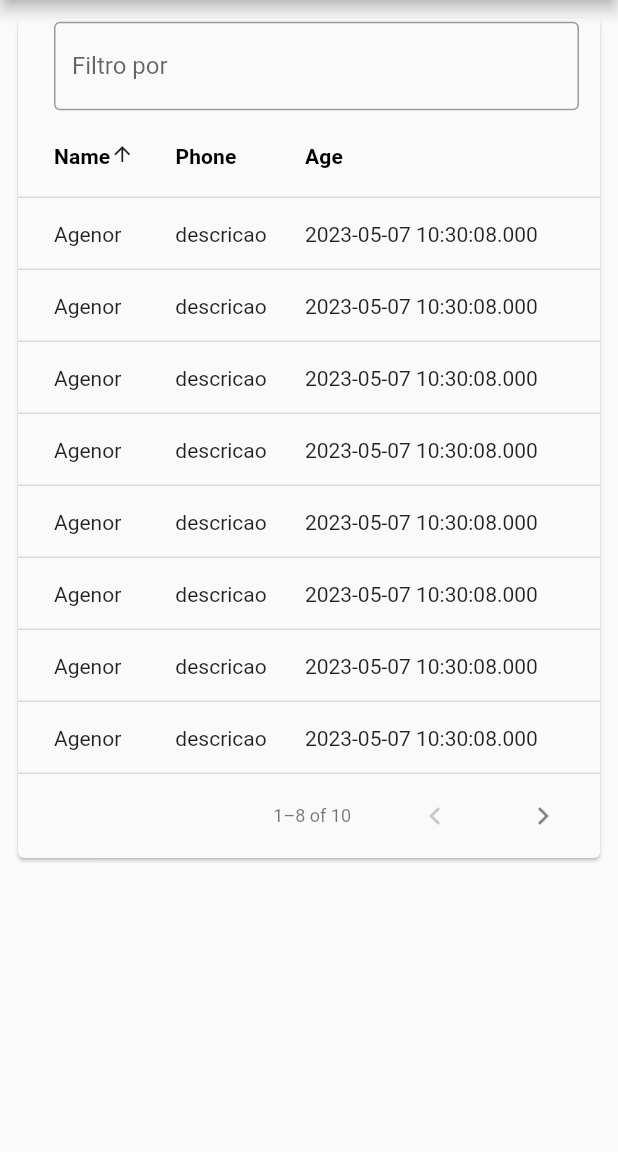
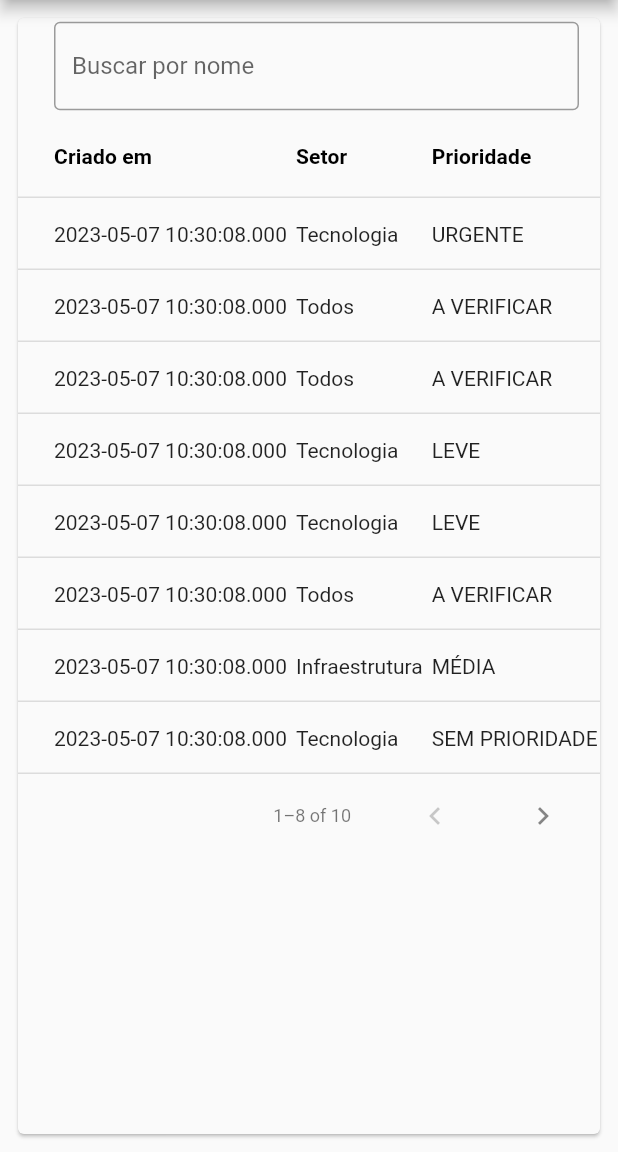
Before and after one commit to egaddini/ftchamados, a Flutter app: the CallDashboardScreen screen opened by its route, on a phone screen of 412 x 824 dp, the part 84-1236 px from its top. Run offline on Flutter 3.47's test engine with Material 2 defaults, Android fonts, the phone set to English and light mode, and no system bars; our stand-ins replace dio, flutter_typeahead, get, shared_preferences; missing offline and left inert: validatorless; accounts and stored records are empty.

Commit message:
ajustes na call dashboard

```diff
--- /dev/null
+++ b/lib/app/features/pages/call/components/row_source.dart
@@ -0,0 +1,41 @@
+part of call_dashboard;
+
+class RowSource extends DataTableSource {
+  var myData;
+  final count;
+
+
+  RowSource({
+    required this.myData,
+    required this.count,
+  });
+
+  @override
+  DataRow? getRow(int index) {
+    return (index < rowCount) ? recentFileDataRow(myData![index]) : null;
+  }
+
+  @override
+  bool get isRowCountApproximate => false;
+
+  @override
+  int get rowCount => count;
+
+  @override
+  int get selectedRowCount => 0;
+}
+
+DataRow recentFileDataRow(Call data) {
+  return DataRow(
+    onSelectChanged: (value) => print('object'),
+    cells: [
+      DataCell(Text(data.dataCriacao.toString())),
+      DataCell(Text(data.callType.setor.toString())),
+      DataCell(Text(data.callType.prioridade.toString())),
+      DataCell(Text(data.usuario)),
+      DataCell(Text(data.status.toString())),
+      DataCell(Text(data.dataUltAtualizacao.toString())),
+    ],
+  );
+
+}
--- a/lib/app/features/pages/call/screen/call_dashboard_screen.dart
+++ b/lib/app/features/pages/call/screen/call_dashboard_screen.dart
@@ -1,7 +1,12 @@
+library call_dashboard;
+
 import 'package:chamados/app/constans/pallete.dart';
 import 'package:chamados/app/models/call.dart';
 import 'package:chamados/app/utils/services/user_service.dart';
 import 'package:flutter/material.dart';
+
+part '../components/row_source.dart';
+
 
 class CallDashboardScreen extends StatefulWidget {
   const CallDashboardScreen({super.key});
@@ -19,9 +24,9 @@ class _CallDashboardScreenState extends State<CallDashboardScreen> {
   onsortColum(int columnIndex, bool ascending) {
     if (columnIndex == 0) {
       if (ascending) {
-        filterData!.sort((a, b) => a.usuario!.compareTo(b.usuario!));
+        filterData!.sort((a, b) => a.usuario.compareTo(b.usuario));
       } else {
-        filterData!.sort((a, b) => b.usuario!.compareTo(a.usuario!));
+        filterData!.sort((a, b) => b.usuario.compareTo(a.usuario));
       }
     }
   }
@@ -47,20 +52,17 @@ class _CallDashboardScreenState extends State<CallDashboardScreen> {
             color: Theme.of(context).canvasColor,
             borderRadius: const BorderRadius.all(Radius.circular(10)),
           ),
-          child: Column(
-
-            children: [
-              SizedBox(
+          child: SizedBox(
             width: double.infinity,
             child: Theme(
-                    data: ThemeData.light().copyWith(cardColor: Theme.of(context).canvasColor),
+              data: ThemeData.light().copyWith(cardColor: Theme.of(context).canvasColor, ),
               child: PaginatedDataTable(
                 sortColumnIndex: 0,
                 sortAscending: sort,
                 header: TextField(
                   controller: controller,
                   decoration: const InputDecoration(
-                          hintText: 'Filtro por',
+                    hintText: 'Buscar por nome',
                     labelStyle: TextStyle(
                       color: Pallete.backgroundColor,
                     ),
@@ -71,10 +73,9 @@ class _CallDashboardScreenState extends State<CallDashboardScreen> {
                       ),
                     ),
                   ),
-
                   onChanged: (value) {
                     setState(() {
-                            myData = filterData!.where((element) => element.usuario!.contains(value)).toList();
+                      myData = filterData!.where((element) => element.usuario.contains(value)).toList();
                     });
                   },
                 ),
@@ -85,81 +86,62 @@ class _CallDashboardScreenState extends State<CallDashboardScreen> {
 
                 checkboxHorizontalMargin: 10,
                 rowsPerPage: 8,
-                      columnSpacing: 8,
+                columnSpacing: 6,
                 showCheckboxColumn: false,
                 columns: [
+                  const DataColumn(
+                    label: Text(
+                      "Criado em",
+                      style: TextStyle(
+                          fontWeight: FontWeight.w600, fontSize: 14),
+                    ),
+                  ),
                   DataColumn(
                     label: const Text(
-                              "Name",
+                      "Setor",
                       style: TextStyle(
-                                  fontWeight: FontWeight.w600, fontSize: 14),
+                          fontWeight: FontWeight.w600, fontSize: 14
+                      ),
                     ),
                     onSort: (columnIndex, ascending) {
                       setState(() {
                         sort = !sort;
                       });
-
                       onsortColum(columnIndex, ascending);
-                            }),
+                    }
+                  ),
                   const DataColumn(
                     label: Text(
-                            "Phone",
+                      "Prioridade",
                       style: TextStyle(
                           fontWeight: FontWeight.w600, fontSize: 14),
                     ),
                   ),
                   const DataColumn(
                     label: Text(
-                            "Age",
+                      "Solicitante",
+                      style: TextStyle(
+                          fontWeight: FontWeight.w600, fontSize: 14),
+                    ),
+                  ),
+                  const DataColumn(
+                    label: Text(
+                      "Status",
+                      style: TextStyle(
+                          fontWeight: FontWeight.w600, fontSize: 14),
+                    ),
+                  ),
+                  const DataColumn(
+                    label: Text(
+                      "Ultima atualizacao",
                       style: TextStyle(
                           fontWeight: FontWeight.w600, fontSize: 14),
                     ),
                   ),
                 ],
               ),
-                  )),
-            ],
+            )
           ),
         ));
   }
 }
-
-class RowSource extends DataTableSource {
-  var myData;
-  final count;
-
-
-  RowSource({
-    required this.myData,
-    required this.count,
-  });
-
-  @override
-  DataRow? getRow(int index) {
-    if (index < rowCount) {
-      return recentFileDataRow(myData![index]);
-    } else
-      return null;
-  }
-
-  @override
-  bool get isRowCountApproximate => false;
-
-  @override
-  int get rowCount => count;
-
-  @override
-  int get selectedRowCount => 0;
-}
-
-DataRow recentFileDataRow(var data) {
-  return DataRow(
-    onSelectChanged: (value) => print('object'),
-    cells: [
-      DataCell( Text(data.usuario ?? "Name")),
-      DataCell(Text(data.descricao.toString())),
-      DataCell(Text(data.dataCriacao.toString())),
-    ],
-  );
-
-}
--- a/lib/app/models/call.dart
+++ b/lib/app/models/call.dart
@@ -13,6 +13,7 @@ class Call {
   CallType callType;
   String usuario;
   String descricao;
+  String status;
   DateTime dataCriacao;
   DateTime dataUltAtualizacao;
   List<String> participantes;
@@ -22,6 +23,7 @@ class Call {
     required this.callType,
     required this.usuario,
     required this.descricao,
+    required this.status,
     required this.dataCriacao,
     required this.dataUltAtualizacao,
     required this.participantes,
@@ -32,6 +34,7 @@ class Call {
     String? id,
     String? usuario,
     String? descricao,
+    String? status,
     DateTime? dataCriacao,
     DateTime? dataUltAtualizacao,
     List<String>? participantes,
@@ -41,6 +44,7 @@ class Call {
       callType: callType,
       usuario: usuario ?? this.usuario,
       descricao: descricao ?? this.descricao,
+      status: status ?? this.status,
       dataCriacao: dataCriacao ?? this.dataCriacao,
       dataUltAtualizacao: dataUltAtualizacao ?? this.dataUltAtualizacao,
       participantes: participantes ?? this.participantes,
@@ -53,6 +57,7 @@ class Call {
       'callType': callType,
       'usuario': usuario,
       'descricao': descricao,
+      'status': status,
       'dataCriacao': dataCriacao.millisecondsSinceEpoch,
       'dataUltAtualizacao': dataUltAtualizacao.millisecondsSinceEpoch,
       'participantes': participantes,
@@ -65,6 +70,7 @@ class Call {
       callType: map['callType'] as CallType,
       usuario: map['usuario'] as String,
       descricao: map['descricao'] as String,
+      status: map['status'] as String,
       dataCriacao: DateTime.fromMillisecondsSinceEpoch(map['dataCriacao'] as int),
       dataUltAtualizacao: DateTime.fromMillisecondsSinceEpoch(map['dataUltAtualizacao'] as int),
       participantes: List<String>.from((map['participantes'] as List<String>),),
@@ -77,7 +83,7 @@ class Call {
 
   @override
   String toString() {
-    return 'Call(id: $id, callType: $callType, usuario: $usuario, descricao: $descricao, dataCriacao: $dataCriacao, dataUltAtualizacao: $dataUltAtualizacao, participantes: $participantes)';
+    return 'Call(id: $id, callType: $callType, usuario: $usuario, descricao: $descricao, status: $status, dataCriacao: $dataCriacao, dataUltAtualizacao: $dataUltAtualizacao, participantes: $participantes)';
   }
 
   @override
@@ -89,6 +95,7 @@ class Call {
       other.callType == callType &&
       other.usuario == usuario &&
       other.descricao == descricao &&
+      other.status == status &&
       other.dataCriacao == dataCriacao &&
       other.dataUltAtualizacao == dataUltAtualizacao &&
       listEquals(other.participantes, participantes);
@@ -100,6 +107,7 @@ class Call {
       callType.hashCode ^
       usuario.hashCode ^
       descricao.hashCode ^
+      status.hashCode ^
       dataCriacao.hashCode ^
       dataUltAtualizacao.hashCode ^
       participantes.hashCode;
--- a/lib/app/utils/services/user_service.dart
+++ b/lib/app/utils/services/user_service.dart
@@ -147,16 +147,16 @@ class UserServiceImpl implements UserService {
   @override
   List<Call> getCalls() {
     return [
-      Call(id: '1', callType: getCallType1(), usuario: 'Agenor', descricao: 'descricao', dataCriacao: DateTime.now(), dataUltAtualizacao: DateTime.now(), participantes: ['edder', 'Agenor']),
-      Call(id: '1', callType: getCallType6(), usuario: 'Agenor', descricao: 'descricao', dataCriacao: DateTime.now(), dataUltAtualizacao: DateTime.now(), participantes: ['edder', 'Agenor']),
-      Call(id: '1', callType: getCallType6(), usuario: 'Agenor', descricao: 'descricao', dataCriacao: DateTime.now(), dataUltAtualizacao: DateTime.now(), participantes: ['edder', 'Agenor']),
-      Call(id: '1', callType: getCallType3(), usuario: 'Agenor', descricao: 'descricao', dataCriacao: DateTime.now(), dataUltAtualizacao: DateTime.now(), participantes: ['edder', 'Agenor']),
-      Call(id: '1', callType: getCallType3(), usuario: 'Agenor', descricao: 'descricao', dataCriacao: DateTime.now(), dataUltAtualizacao: DateTime.now(), participantes: ['edder', 'Agenor']),
-      Call(id: '1', callType: getCallType6(), usuario: 'Agenor', descricao: 'descricao', dataCriacao: DateTime.now(), dataUltAtualizacao: DateTime.now(), participantes: ['edder', 'Agenor']),
-      Call(id: '1', callType: getCallType4(), usuario: 'Agenor', descricao: 'descricao', dataCriacao: DateTime.now(), dataUltAtualizacao: DateTime.now(), participantes: ['edder', 'Agenor']),
-      Call(id: '1', callType: getCallType2(), usuario: 'Agenor', descricao: 'descricao', dataCriacao: DateTime.now(), dataUltAtualizacao: DateTime.now(), participantes: ['edder', 'Agenor']),
-      Call(id: '1', callType: getCallType5(), usuario: 'Agenor', descricao: 'descricao', dataCriacao: DateTime.now(), dataUltAtualizacao: DateTime.now(), participantes: ['edder', 'Agenor']),
-      Call(id: '1', callType: getCallType1(), usuario: 'Agenor', descricao: 'descricao', dataCriacao: DateTime.now(), dataUltAtualizacao: DateTime.now(), participantes: ['edder', 'Agenor']),
+      Call(id: '1', callType: getCallType1(), usuario: 'Agenor', descricao: 'descricao', status: 'null', dataCriacao: DateTime.now(), dataUltAtualizacao: DateTime.now(), participantes: ['edder', 'Agenor']),
+      Call(id: '1', callType: getCallType6(), usuario: 'Agenor', descricao: 'descricao', status: 'null', dataCriacao: DateTime.now(), dataUltAtualizacao: DateTime.now(), participantes: ['edder', 'Agenor']),
+      Call(id: '1', callType: getCallType6(), usuario: 'Agenor', descricao: 'descricao', status: 'null', dataCriacao: DateTime.now(), dataUltAtualizacao: DateTime.now(), participantes: ['edder', 'Agenor']),
+      Call(id: '1', callType: getCallType3(), usuario: 'Agenor', descricao: 'descricao', status: 'null', dataCriacao: DateTime.now(), dataUltAtualizacao: DateTime.now(), participantes: ['edder', 'Agenor']),
+      Call(id: '1', callType: getCallType3(), usuario: 'Agenor', descricao: 'descricao', status: 'null', dataCriacao: DateTime.now(), dataUltAtualizacao: DateTime.now(), participantes: ['edder', 'Agenor']),
+      Call(id: '1', callType: getCallType6(), usuario: 'Agenor', descricao: 'descricao', status: 'null', dataCriacao: DateTime.now(), dataUltAtualizacao: DateTime.now(), participantes: ['edder', 'Agenor']),
+      Call(id: '1', callType: getCallType4(), usuario: 'Agenor', descricao: 'descricao', status: 'null', dataCriacao: DateTime.now(), dataUltAtualizacao: DateTime.now(), participantes: ['edder', 'Agenor']),
+      Call(id: '1', callType: getCallType2(), usuario: 'Agenor', descricao: 'descricao', status: 'null', dataCriacao: DateTime.now(), dataUltAtualizacao: DateTime.now(), participantes: ['edder', 'Agenor']),
+      Call(id: '1', callType: getCallType5(), usuario: 'Agenor', descricao: 'descricao', status: 'null', dataCriacao: DateTime.now(), dataUltAtualizacao: DateTime.now(), participantes: ['edder', 'Agenor']),
+      Call(id: '1', callType: getCallType1(), usuario: 'Agenor', descricao: 'descricao', status: 'null', dataCriacao: DateTime.now(), dataUltAtualizacao: DateTime.now(), participantes: ['edder', 'Agenor']),
 
     ];
   }
```
Lines whose indentation alone changed are shown as unchanged.
